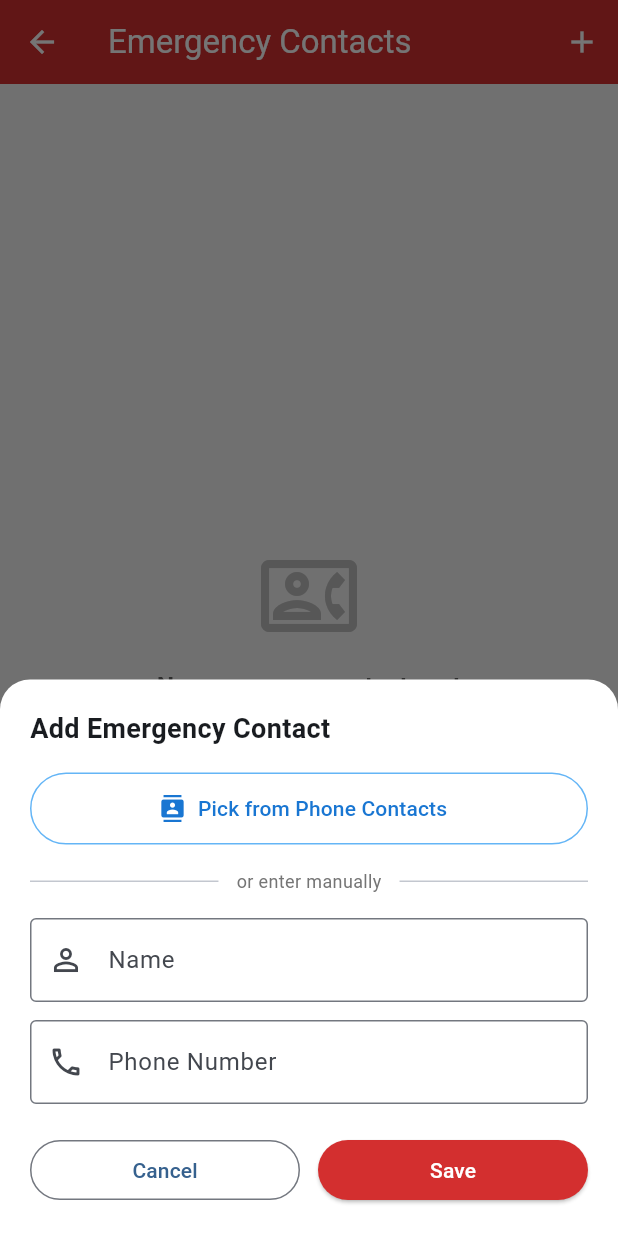
After one commit to LaguismaGian/ArmCare-BLE-app, a Flutter app: the ContactsScreen screen opened directly, after a tap on the "add" icon, on a phone screen of 412 x 824 dp. The commit adds this screen. Run offline on Flutter 3.47's test engine with Material 3 defaults, Android fonts, the phone set to English and light mode, and no system bars; our stand-ins replace audioplayers, fl_chart, flutter_blue_plus, flutter_contacts, permission_handler, sensors_plus and 1 more; accounts and stored records are empty.

Commit message:
ang contacts screen

```diff
--- a/lib/backend/database_service.dart
+++ b/lib/backend/database_service.dart
@@ -166,6 +166,35 @@ class AlertRow {
   }
 }
 
+/// One emergency contact saved by the user.
+class Contact {
+  final int? id;
+  final String name;
+  final String phone;
+
+  Contact({
+    this.id,
+    required this.name,
+    required this.phone,
+  });
+
+  Map<String, dynamic> toMap() {
+    return {
+      'id': id,
+      'name': name,
+      'phone': phone,
+    };
+  }
+
+  factory Contact.fromMap(Map<String, dynamic> map) {
+    return Contact(
+      id: map['id'],
+      name: map['name'],
+      phone: map['phone'],
+    );
+  }
+}
+
 class DatabaseService {
   static final DatabaseService instance = DatabaseService._();
   DatabaseService._();
@@ -182,12 +211,13 @@ class DatabaseService {
     final path = join(await getDatabasesPath(), 'armcare.db');
     return await openDatabase(
       path,
-      version: 4,
+      version: 5,
       onCreate: (db, version) async {
         await _createRecordingsTable(db);
         await _createSamplesTable(db);
         await _createThresholdsTable(db);
         await _createAlertsTable(db);
+        await _createContactsTable(db);
       },
       onUpgrade: (db, oldVersion, newVersion) async {
         // Idempotent — safe to run for any upgrade path.
@@ -195,6 +225,7 @@ class DatabaseService {
         await _createSamplesTable(db);
         await _createThresholdsTable(db);
         await _createAlertsTable(db);
+        await _createContactsTable(db);
       },
     );
   }
@@ -247,6 +278,16 @@ class DatabaseService {
         hr REAL,
         motion REAL,
         gyro REAL
+      )
+    ''');
+  }
+
+  Future<void> _createContactsTable(Database db) async {
+    await db.execute('''
+      CREATE TABLE IF NOT EXISTS contacts (
+        id INTEGER PRIMARY KEY AUTOINCREMENT,
+        name TEXT,
+        phone TEXT
       )
     ''');
   }
@@ -355,4 +396,27 @@ class DatabaseService {
     final db = await database;
     await db.delete('alerts');
   }
+
+  // ===== CONTACTS =====
+
+  Future<int> insertContact(Contact contact) async {
+    final db = await database;
+    return await db.insert('contacts', contact.toMap());
+  }
+
+  Future<List<Contact>> getAllContacts() async {
+    final db = await database;
+    final maps = await db.query('contacts', orderBy: 'id ASC');
+    return maps.map((m) => Contact.fromMap(m)).toList();
+  }
+
+  Future<void> deleteContact(int id) async {
+    final db = await database;
+    await db.delete('contacts', where: 'id = ?', whereArgs: [id]);
+  }
+
+  Future<void> clearAllContacts() async {
+    final db = await database;
+    await db.delete('contacts');
+  }
 }
--- /dev/null
+++ b/lib/frontend/contacts_screen.dart
@@ -0,0 +1,552 @@
+import 'package:flutter/material.dart';
+import 'package:flutter_contacts/flutter_contacts.dart' as fc;
+import 'package:permission_handler/permission_handler.dart';
+import 'package:url_launcher/url_launcher.dart';
+import '../backend/database_service.dart';
+
+class ContactsScreen extends StatefulWidget {
+  const ContactsScreen({super.key});
+
+  @override
+  State<ContactsScreen> createState() => _ContactsScreenState();
+}
+
+class _ContactsScreenState extends State<ContactsScreen> {
+  List<Contact> _contacts = [];
+  bool _isLoading = true;
+
+  @override
+  void initState() {
+    super.initState();
+    _loadContacts();
+  }
+
+  Future<void> _loadContacts() async {
+    setState(() => _isLoading = true);
+    final list = await DatabaseService.instance.getAllContacts();
+    if (!mounted) return;
+    setState(() {
+      _contacts = list;
+      _isLoading = false;
+    });
+  }
+
+  // ===== CALL =====
+
+  Future<void> _callContact(Contact contact) async {
+    final cleaned = contact.phone.replaceAll(RegExp(r'[^\d+]'), '');
+    final uri = Uri(scheme: 'tel', path: cleaned);
+
+    try {
+      final launched = await launchUrl(uri);
+      if (!launched && mounted) {
+        _showSnack('Could not open dialer');
+      }
+    } catch (e) {
+      if (mounted) _showSnack('Call failed: $e');
+    }
+  }
+
+  // ===== DELETE =====
+
+  Future<void> _deleteContact(Contact contact) async {
+    final confirmed = await showDialog<bool>(
+      context: context,
+      builder: (context) => AlertDialog(
+        title: const Text('Remove Contact?'),
+        content: Text('Remove "${contact.name}" from emergency contacts?'),
+        actions: [
+          TextButton(
+            onPressed: () => Navigator.pop(context, false),
+            child: const Text('Cancel'),
+          ),
+          TextButton(
+            onPressed: () => Navigator.pop(context, true),
+            style: TextButton.styleFrom(foregroundColor: Colors.red),
+            child: const Text('Remove'),
+          ),
+        ],
+      ),
+    );
+
+    if (confirmed == true && contact.id != null) {
+      await DatabaseService.instance.deleteContact(contact.id!);
+      _loadContacts();
+      if (mounted) _showSnack('Contact removed');
+    }
+  }
+
+  // ===== ADD =====
+
+  Future<void> _showAddSheet() async {
+    showModalBottomSheet(
+      context: context,
+      isScrollControlled: true,
+      backgroundColor: Colors.white,
+      shape: const RoundedRectangleBorder(
+        borderRadius: BorderRadius.vertical(top: Radius.circular(20)),
+      ),
+      builder: (context) => _AddContactSheet(
+        onSaved: () {
+          Navigator.pop(context);
+          _loadContacts();
+        },
+      ),
+    );
+  }
+
+  void _showSnack(String msg) {
+    ScaffoldMessenger.of(context).showSnackBar(
+      SnackBar(content: Text(msg)),
+    );
+  }
+
+  // ===== BUILD =====
+
+  @override
+  Widget build(BuildContext context) {
+    return Scaffold(
+      backgroundColor: Colors.grey[100],
+      appBar: AppBar(
+        title: const Text('Emergency Contacts'),
+        backgroundColor: Colors.red[700],
+        foregroundColor: Colors.white,
+        actions: [
+          IconButton(
+            icon: const Icon(Icons.add),
+            onPressed: _showAddSheet,
+            tooltip: 'Add Contact',
+          ),
+        ],
+      ),
+      body: _isLoading
+          ? const Center(child: CircularProgressIndicator())
+          : _contacts.isEmpty
+              ? _buildEmptyState()
+              : ListView.builder(
+                  padding: const EdgeInsets.all(16),
+                  itemCount: _contacts.length,
+                  itemBuilder: (context, index) =>
+                      _buildContactCard(_contacts[index]),
+                ),
+    );
+  }
+
+  Widget _buildEmptyState() {
+    return Center(
+      child: Padding(
+        padding: const EdgeInsets.all(32),
+        child: Column(
+          mainAxisSize: MainAxisSize.min,
+          children: [
+            Icon(Icons.contact_phone_outlined,
+                size: 64, color: Colors.grey[400]),
+            const SizedBox(height: 16),
+            Text(
+              'No emergency contacts yet',
+              style: TextStyle(
+                fontSize: 16,
+                fontWeight: FontWeight.w600,
+                color: Colors.grey[700],
+              ),
+            ),
+            const SizedBox(height: 8),
+            Text(
+              'Tap the + button to add someone\nyou can call in an emergency.',
+              textAlign: TextAlign.center,
+              style: TextStyle(fontSize: 13, color: Colors.grey[600]),
+            ),
+          ],
+        ),
+      ),
+    );
+  }
+
+  Widget _buildContactCard(Contact contact) {
+    return Card(
+      margin: const EdgeInsets.only(bottom: 8),
+      elevation: 1,
+      shape: RoundedRectangleBorder(borderRadius: BorderRadius.circular(12)),
+      child: Padding(
+        padding: const EdgeInsets.symmetric(horizontal: 12, vertical: 8),
+        child: Row(
+          children: [
+            CircleAvatar(
+              backgroundColor: Colors.red[100],
+              child: Icon(Icons.person, color: Colors.red[700]),
+            ),
+            const SizedBox(width: 12),
+            Expanded(
+              child: Column(
+                crossAxisAlignment: CrossAxisAlignment.start,
+                children: [
+                  Text(
+                    contact.name,
+                    style: const TextStyle(
+                      fontSize: 16,
+                      fontWeight: FontWeight.w600,
+                    ),
+                  ),
+                  const SizedBox(height: 2),
+                  Text(
+                    contact.phone,
+                    style: TextStyle(
+                      fontSize: 13,
+                      color: Colors.grey[700],
+                    ),
+                  ),
+                ],
+              ),
+            ),
+            IconButton(
+              icon: Icon(Icons.phone, color: Colors.green[700]),
+              onPressed: () => _callContact(contact),
+              tooltip: 'Call',
+            ),
+            IconButton(
+              icon: const Icon(Icons.delete_outline, color: Colors.red),
+              onPressed: () => _deleteContact(contact),
+              tooltip: 'Remove',
+            ),
+          ],
+        ),
+      ),
+    );
+  }
+}
+
+// =====================
+// ADD CONTACT BOTTOM SHEET
+// =====================
+
+class _AddContactSheet extends StatefulWidget {
+  final VoidCallback onSaved;
+
+  const _AddContactSheet({required this.onSaved});
+
+  @override
+  State<_AddContactSheet> createState() => _AddContactSheetState();
+}
+
+class _AddContactSheetState extends State<_AddContactSheet> {
+  final TextEditingController _nameCtrl = TextEditingController();
+  final TextEditingController _phoneCtrl = TextEditingController();
+  bool _isPickingContact = false;
+
+  @override
+  void dispose() {
+    _nameCtrl.dispose();
+    _phoneCtrl.dispose();
+    super.dispose();
+  }
+
+  // ===== PICK FROM PHONE CONTACTS =====
+
+  Future<void> _pickFromPhone() async {
+    setState(() => _isPickingContact = true);
+
+    try {
+      final status = await Permission.contacts.request();
+
+      if (!status.isGranted) {
+        setState(() => _isPickingContact = false);
+        if (mounted) _showSnack('Contacts permission denied');
+        return;
+      }
+
+      final contacts = await fc.FlutterContacts.getContacts(
+        withProperties: true,
+        withPhoto: false,
+      );
+
+      if (!mounted) return;
+      setState(() => _isPickingContact = false);
+
+      if (contacts.isEmpty) {
+        _showSnack('No contacts found on this phone');
+        return;
+      }
+
+      final picked = await showModalBottomSheet<_PickedContact>(
+        context: context,
+        isScrollControlled: true,
+        backgroundColor: Colors.white,
+        shape: const RoundedRectangleBorder(
+          borderRadius: BorderRadius.vertical(top: Radius.circular(20)),
+        ),
+        builder: (context) => _PhoneContactPicker(contacts: contacts),
+      );
+
+      if (picked != null && mounted) {
+        _nameCtrl.text = picked.name;
+        _phoneCtrl.text = picked.phone;
+      }
+    } catch (e) {
+      if (mounted) {
+        setState(() => _isPickingContact = false);
+        _showSnack('Failed to read contacts: $e');
+      }
+    }
+  }
+
+  // ===== SAVE =====
+
+  Future<void> _save() async {
+    final name = _nameCtrl.text.trim();
+    final phone = _phoneCtrl.text.trim();
+
+    if (name.isEmpty || phone.isEmpty) {
+      _showSnack('Please fill in both name and phone');
+      return;
+    }
+
+    await DatabaseService.instance.insertContact(
+      Contact(name: name, phone: phone),
+    );
+
+    widget.onSaved();
+  }
+
+  void _showSnack(String msg) {
+    ScaffoldMessenger.of(context).showSnackBar(
+      SnackBar(content: Text(msg)),
+    );
+  }
+
+  @override
+  Widget build(BuildContext context) {
+    final bottomInset = MediaQuery.of(context).viewInsets.bottom;
+
+    return Padding(
+      padding: EdgeInsets.only(
+        left: 20,
+        right: 20,
+        top: 20,
+        bottom: 20 + bottomInset,
+      ),
+      child: Column(
+        mainAxisSize: MainAxisSize.min,
+        crossAxisAlignment: CrossAxisAlignment.stretch,
+        children: [
+          const Text(
+            'Add Emergency Contact',
+            style: TextStyle(fontSize: 18, fontWeight: FontWeight.bold),
+          ),
+          const SizedBox(height: 16),
+
+          SizedBox(
+            height: 48,
+            child: OutlinedButton.icon(
+              onPressed: _isPickingContact ? null : _pickFromPhone,
+              icon: _isPickingContact
+                  ? const SizedBox(
+                      width: 16,
+                      height: 16,
+                      child: CircularProgressIndicator(strokeWidth: 2),
+                    )
+                  : const Icon(Icons.contacts),
+              label: Text(
+                _isPickingContact
+                    ? 'Loading...'
+                    : 'Pick from Phone Contacts',
+              ),
+              style: OutlinedButton.styleFrom(
+                foregroundColor: Colors.blue[700],
+                side: BorderSide(color: Colors.blue[300]!),
+              ),
+            ),
+          ),
+
+          const SizedBox(height: 16),
+          Row(
+            children: [
+              const Expanded(child: Divider()),
+              Padding(
+                padding: const EdgeInsets.symmetric(horizontal: 12),
+                child: Text(
+                  'or enter manually',
+                  style: TextStyle(fontSize: 12, color: Colors.grey[600]),
+                ),
+              ),
+              const Expanded(child: Divider()),
+            ],
+          ),
+          const SizedBox(height: 16),
+
+          TextField(
+            controller: _nameCtrl,
+            decoration: const InputDecoration(
+              labelText: 'Name',
+              border: OutlineInputBorder(),
+              prefixIcon: Icon(Icons.person_outline),
+            ),
+          ),
+          const SizedBox(height: 12),
+
+          TextField(
+            controller: _phoneCtrl,
+            keyboardType: TextInputType.phone,
+            decoration: const InputDecoration(
+              labelText: 'Phone Number',
+              border: OutlineInputBorder(),
+              prefixIcon: Icon(Icons.phone_outlined),
+              hintText: '+63 912 345 6789',
+            ),
+          ),
+          const SizedBox(height: 20),
+
+          Row(
+            children: [
+              Expanded(
+                child: OutlinedButton(
+                  onPressed: () => Navigator.pop(context),
+                  child: const Text('Cancel'),
+                ),
+              ),
+              const SizedBox(width: 12),
+              Expanded(
+                child: ElevatedButton(
+                  onPressed: _save,
+                  style: ElevatedButton.styleFrom(
+                    backgroundColor: Colors.red[700],
+                    foregroundColor: Colors.white,
+                  ),
+                  child: const Text('Save'),
+                ),
+              ),
+            ],
+          ),
+        ],
+      ),
+    );
+  }
+}
+
+// =====================
+// SIMPLE "PICKED CONTACT" HOLDER
+// =====================
+
+/// A lightweight wrapper so the picker can return a name+phone pair
+/// without importing the flutter_contacts Contact type everywhere.
+class _PickedContact {
+  final String name;
+  final String phone;
+  _PickedContact({required this.name, required this.phone});
+}
+
+// =====================
+// PHONE CONTACT PICKER
+// =====================
+
+class _PhoneContactPicker extends StatefulWidget {
+  final List<fc.Contact> contacts;
+
+  const _PhoneContactPicker({required this.contacts});
+
+  @override
+  State<_PhoneContactPicker> createState() => _PhoneContactPickerState();
+}
+
+class _PhoneContactPickerState extends State<_PhoneContactPicker> {
+  final TextEditingController _searchCtrl = TextEditingController();
+  late List<fc.Contact> _filtered;
+
+  @override
+  void initState() {
+    super.initState();
+    _filtered = widget.contacts;
+    _searchCtrl.addListener(_onSearch);
+  }
+
+  void _onSearch() {
+    final q = _searchCtrl.text.toLowerCase();
+    setState(() {
+      _filtered = widget.contacts.where((c) {
+        return c.displayName.toLowerCase().contains(q) ||
+            c.phones.any((p) => p.number.contains(q));
+      }).toList();
+    });
+  }
+
+  @override
+  void dispose() {
+    _searchCtrl.dispose();
+    super.dispose();
+  }
+
+  @override
+  Widget build(BuildContext context) {
+    return DraggableScrollableSheet(
+      initialChildSize: 0.75,
+      minChildSize: 0.5,
+      maxChildSize: 0.95,
+      expand: false,
+      builder: (context, scrollController) {
+        return Column(
+          children: [
+            Container(
+              margin: const EdgeInsets.only(top: 8, bottom: 8),
+              width: 40,
+              height: 4,
+              decoration: BoxDecoration(
+                color: Colors.grey[400],
+                borderRadius: BorderRadius.circular(2),
+              ),
+            ),
+            Padding(
+              padding: const EdgeInsets.symmetric(horizontal: 16),
+              child: TextField(
+                controller: _searchCtrl,
+                decoration: const InputDecoration(
+                  hintText: 'Search contacts...',
+                  prefixIcon: Icon(Icons.search),
+                  border: OutlineInputBorder(),
+                  isDense: true,
+                ),
+              ),
+            ),
+            const SizedBox(height: 8),
+            Expanded(
+              child: _filtered.isEmpty
+                  ? const Center(child: Text('No contacts match'))
+                  : ListView.builder(
+                      controller: scrollController,
+                      itemCount: _filtered.length,
+                      itemBuilder: (context, index) {
+                        final c = _filtered[index];
+                        final phone = c.phones.isNotEmpty
+                            ? c.phones.first.number
+                            : '(no number)';
+
+                        return ListTile(
+                          leading: CircleAvatar(
+                            backgroundColor: Colors.blue[100],
+                            child: Text(
+                              c.displayName.isNotEmpty
+                                  ? c.displayName[0].toUpperCase()
+                                  : '?',
+                              style: TextStyle(color: Colors.blue[800]),
+                            ),
+                          ),
+                          title: Text(c.displayName),
+                          subtitle: Text(phone),
+                          enabled: c.phones.isNotEmpty,
+                          onTap: c.phones.isEmpty
+                              ? null
+                              : () => Navigator.pop(
+                                    context,
+                                    _PickedContact(
+                                      name: c.displayName,
+                                      phone: phone,
+                                    ),
+                                  ),
+                        );
+                      },
+                    ),
+            ),
+          ],
+        );
+      },
+    );
+  }
+}
```
Also changed, not shown: lib/frontend/home_screen.dart (+33 -7 lines), pubspec.yaml (+15 -12 lines), 7 other files.
